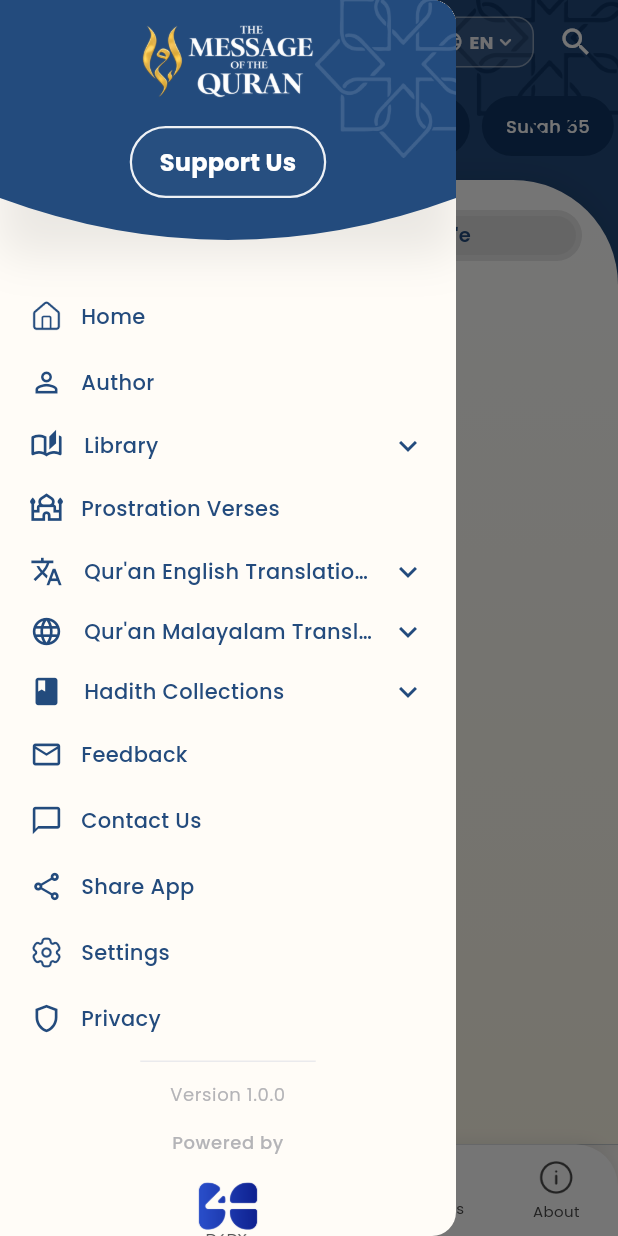
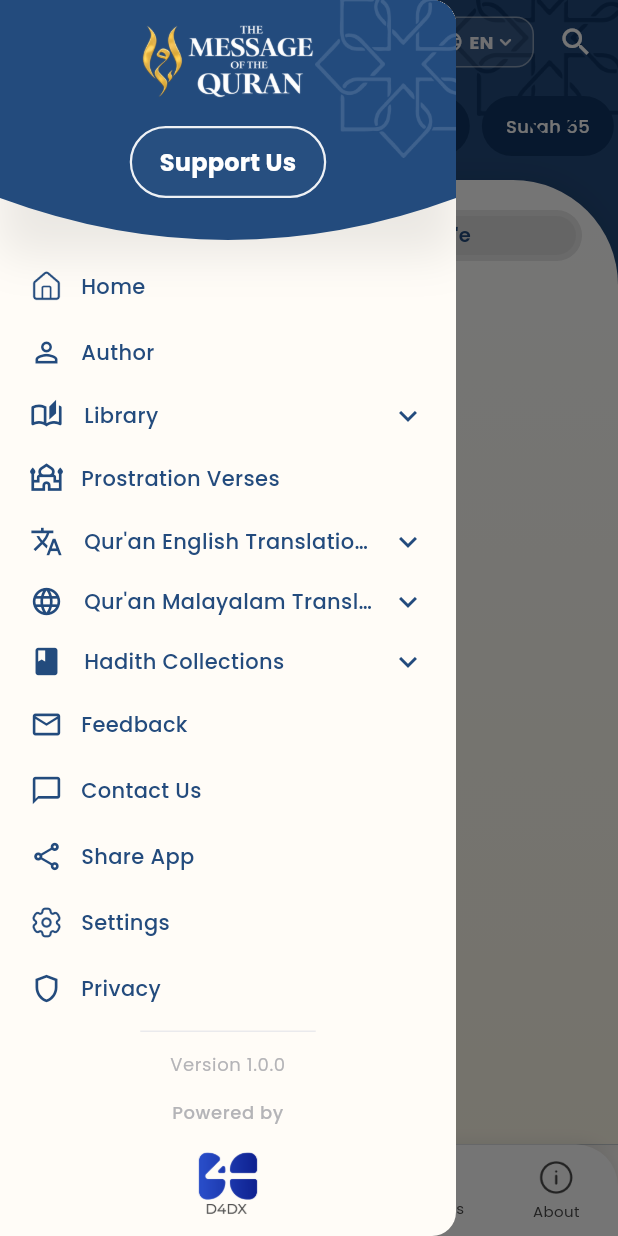
Before and after one commit to D4dx-Org/message_of_quran, a Flutter app: the screen it shows after launch, with the side drawer open, on a phone screen of 412 x 824 dp. Run offline on Flutter 3.47's test engine with Material 3 defaults, Android fonts, the phone set to English and light mode, and no system bars; our stand-ins replace audio_service, awesome_notifications, flutter_html, flutter_linkify, flutter_local_notifications, flutter_svg and 7 more; missing offline and left inert: audio_session, onesignal_flutter; accounts and stored records are empty; network calls fail; statements that could not run were skipped.

Commit message:
removed white gap in drawer above home

```diff
--- a/lib/core/widgets/common_drawer.dart
+++ b/lib/core/widgets/common_drawer.dart
@@ -329,7 +329,7 @@
         : Colors.black.withValues(alpha: 0.08);
     return Container(
       key: const ValueKey('drawer-brand-header'),
-      margin: EdgeInsets.only(bottom: curveDepth  * scale),
+      margin: EdgeInsets.only(bottom: 8 * scale),
       decoration: BoxDecoration(
         boxShadow: [
           BoxShadow(
```
